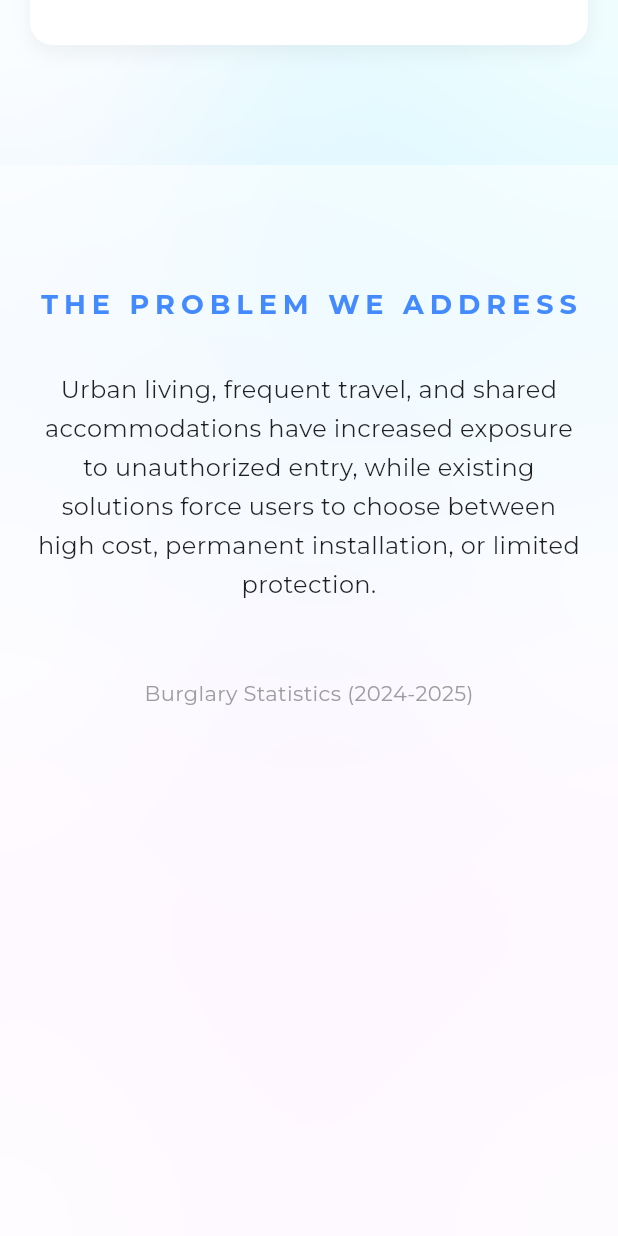
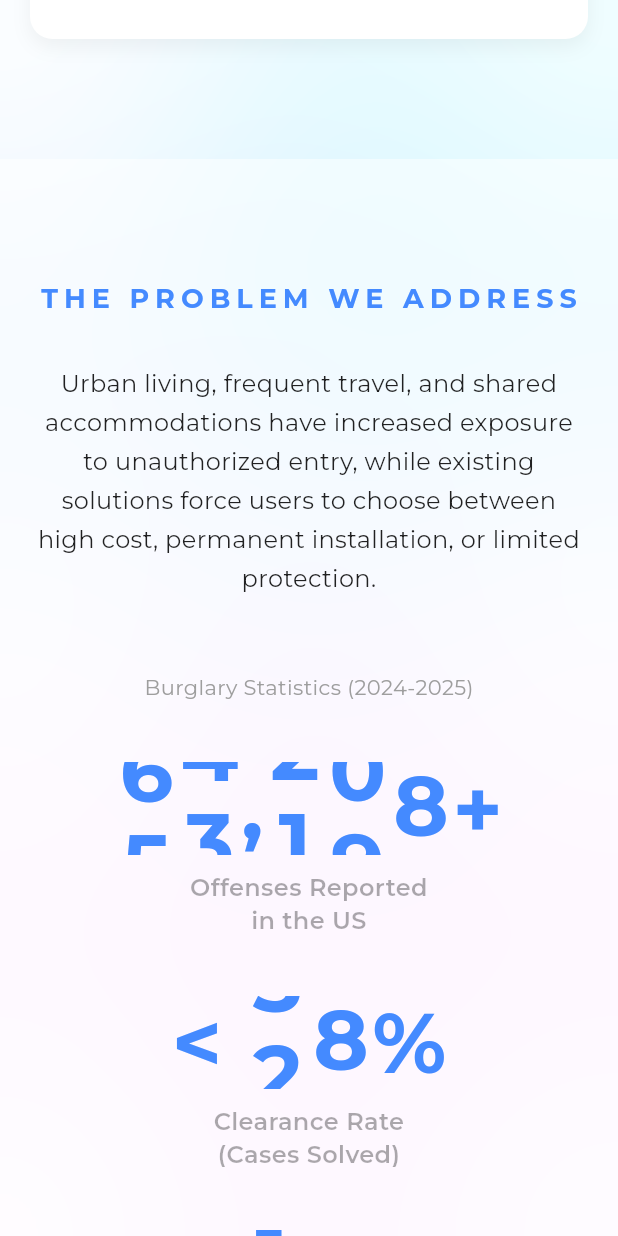
Before and after one commit to Summerflake/StrapIt, a Flutter app: the AboutUsPage screen opened directly, scrolled down 2880 dp, on a phone screen of 412 x 824 dp. Run offline on Flutter 3.47's test engine with Material 3 defaults, Android fonts, the phone set to English and light mode, and no system bars; our stand-ins replace flutter_svg, google_fonts.

Commit message:
fix bugs

```diff
--- a/lib/about_us.dart
+++ b/lib/about_us.dart
@@ -1,4 +1,5 @@
 import 'package:flutter/material.dart';
+import 'package:intl/intl.dart';
 import 'nav_bar.dart';
 import 'background.dart';
 import 'home_page.dart';
@@ -14,8 +15,7 @@ class _AboutUsPageState extends State<AboutUsPage> {
   final ScrollController _scrollController = ScrollController();
   final GlobalKey _statsKey = GlobalKey(); // Key to locate stats section
 
-  bool _animationStarted = false;
-  final List<bool> _visibleStats = [false, false, false, false];
+  bool _statsVisible = false;
 
   @override
   void initState() {
@@ -24,7 +24,7 @@ class _AboutUsPageState extends State<AboutUsPage> {
   }
 
   void _scrollListener() {
-    if (_animationStarted) return;
+    if (_statsVisible) return;
 
     // Check if the stats section is visible on screen
     if (_statsKey.currentContext != null) {
@@ -33,23 +33,10 @@ class _AboutUsPageState extends State<AboutUsPage> {
       final double screenHeight = MediaQuery.of(context).size.height;
 
       // Trigger when the top of the stats section enters the bottom 25% of the viewport
-      if (position.dy < screenHeight * 0.85) {
-        _startStaggeredAnimation();
+      if (position.dy < screenHeight * 0.90) {
+        if (mounted) {
+          setState(() => _statsVisible = true);
         }
-    }
-  }
-
-  Future<void> _startStaggeredAnimation() async {
-    if (!mounted) return;
-    setState(() => _animationStarted = true);
-
-    // Reveal items one by one
-    for (int i = 0; i < _visibleStats.length; i++) {
-      await Future.delayed(const Duration(milliseconds: 400));
-      if (mounted) {
-        setState(() {
-          _visibleStats[i] = true;
-        });
       }
     }
   }
@@ -94,33 +81,31 @@ class _AboutUsPageState extends State<AboutUsPage> {
 
                 const SizedBox(height: 60),
 
-                // 1. WHO WE ARE
+                // 1. WHO WE ARE (MERGED WITH VISION & MISSION)
                 Padding(
                   padding: EdgeInsets.symmetric(horizontal: horizontalPadding),
                   child: Column(
                     children: [
                       Text("WHO WE ARE", style: headerStyle),
-                      const SizedBox(height: 30),
+                      const SizedBox(height: 50),
                       Container(
                         constraints: const BoxConstraints(maxWidth: 900),
-                        child: RichText(
-                          textAlign: TextAlign.center,
-                          text: TextSpan(
-                            style: const TextStyle(fontSize: 22, height: 1.6, fontWeight: FontWeight.w300, color: Colors.black87, fontFamily: 'Montserrat'),
+                        child: Column(
                           children: [
-                              TextSpan(
-                                text: "Vision: ",
-                                style: TextStyle(
-                                  fontWeight: FontWeight.bold,
-                                  fontSize: 24,
-                                  foreground: Paint()..shader = const LinearGradient(
-                                    colors: <Color>[Colors.blueAccent, Colors.purpleAccent],
-                                  ).createShader(const Rect.fromLTWH(0.0, 0.0, 200.0, 70.0)),
+                            // VISION SUB-SECTION
+                            _buildInfoSection(
+                              title: "Our Vision",
+                              description: "A future where security is not fixed to buildings, but moves with people. To secure every space, everywhere. To reimagine security for a mobile world.",
                             ),
+
+                            const SizedBox(height: 60),
+
+                            // MISSION SUB-SECTION
+                            _buildInfoSection(
+                              title: "Our Mission",
+                              description: "To make personal security portable, affordable, and effortless, wherever people stay."
                             ),
-                              const TextSpan(text: "A future where security is not fixed to buildings, but moves with people. To secure every space, everywhere. To reimagine security for a mobile world."),
-                            ]
-                          ),
+                          ],
                         ),
                       ),
                     ],
@@ -129,29 +114,7 @@ class _AboutUsPageState extends State<AboutUsPage> {
 
                 const SizedBox(height: 80),
 
-                // 2. OUR MISSION
-                Padding(
-                  padding: EdgeInsets.symmetric(horizontal: horizontalPadding),
-                  child: Column(
-                    children: [
-                      Text("OUR MISSION", style: headerStyle),
-                      const SizedBox(height: 30),
-                      Container(
-                        constraints: const BoxConstraints(maxWidth: 900),
-                        child: const Text(
-                          "To make personal security portable, affordable, and effortless, wherever people stay.",
-                          textAlign: TextAlign.center,
-                          style: TextStyle(
-                              fontSize: 22, height: 1.6, fontWeight: FontWeight.w300),
-                        ),
-                      ),
-                    ],
-                  ),
-                ),
-
-                const SizedBox(height: 80),
-
-                // 3. TEAM INTRODUCTION
+                // 2. TEAM INTRODUCTION (Previously #3)
                 Padding(
                   padding: EdgeInsets.symmetric(horizontal: horizontalPadding),
                   child: Column(
@@ -177,7 +140,7 @@ class _AboutUsPageState extends State<AboutUsPage> {
 
                 const SizedBox(height: 80),
 
-                // 4. THE PROBLEM
+                // 3. THE PROBLEM (Previously #4)
                 Container(
                   width: double.infinity,
                   padding: EdgeInsets.symmetric(
@@ -202,8 +165,7 @@ class _AboutUsPageState extends State<AboutUsPage> {
                           style: TextStyle(fontSize: 14, color: Colors.grey)),
                       const SizedBox(height: 40),
 
-                      // STATS ROW WITH FADE IN
-                      // Wrapped in a Container with Key to detect visibility
+                      // STATS ROW WITH ROLLING NUMBERS
                       Container(
                         key: _statsKey,
                         child: Wrap(
@@ -211,10 +173,27 @@ class _AboutUsPageState extends State<AboutUsPage> {
                           runSpacing: 40,
                           alignment: WrapAlignment.center,
                           children: [
-                            _buildAnimatedStat(0, "60,000+", "Offenses Reported\nin the US"),
-                            _buildAnimatedStat(1, "< 20%", "Clearance Rate\n(Cases Solved)"),
-                            _buildAnimatedStat(2, "130%", "Population Coverage\nof Reports"),
-                            _buildAnimatedStat(3, "Rising", "Trend Analysis\n2024 - 2025"),
+                            RollingStatItem(
+                              isVisible: _statsVisible,
+                              targetString: "60,000+",
+                              label: "Offenses Reported\nin the US"
+                            ),
+                            RollingStatItem(
+                              isVisible: _statsVisible,
+                              targetString: "< 20%",
+                              label: "Clearance Rate\n(Cases Solved)"
+                            ),
+                            RollingStatItem(
+                              isVisible: _statsVisible,
+                              targetString: "130%",
+                              label: "Population Coverage\nof Reports"
+                            ),
+                            // 'Rising' doesn't have a number, so we handle it as simple text
+                            RollingStatItem(
+                              isVisible: _statsVisible,
+                              targetString: "Rising",
+                              label: "Trend Analysis\n2024 - 2025"
+                            ),
                           ],
                         ),
                       ),
@@ -224,7 +203,7 @@ class _AboutUsPageState extends State<AboutUsPage> {
 
                 const SizedBox(height: 80),
 
-                // 5. TARGET AUDIENCE
+                // 4. TARGET AUDIENCE (Previously #5)
                 Stack(
                   children: [
                     Container(
@@ -305,42 +284,136 @@ class _AboutUsPageState extends State<AboutUsPage> {
     );
   }
 
-  Widget _buildAnimatedStat(int index, String number, String label) {
-    bool isVisible = _visibleStats[index];
-    return AnimatedOpacity(
-      duration: const Duration(milliseconds: 600),
-      curve: Curves.easeOut,
-      opacity: isVisible ? 1.0 : 0.0,
-      child: AnimatedSlide(
-        duration: const Duration(milliseconds: 600),
-        offset: isVisible ? Offset.zero : const Offset(0, 0.5),
-        curve: Curves.easeOut,
-        child: StatItem(number: number, label: label),
+  // HELPER FOR CONSISTENT INFO SECTIONS
+  Widget _buildInfoSection({required String title, required String description}) {
+    return Column(
+      children: [
+        // Title matched to headers (No gradient, Blue Accent, Spaced)
+        Text(
+          title,
+          style: const TextStyle(
+            color: Colors.blueAccent,
+            fontSize: 18,
+            fontWeight: FontWeight.bold,
+            letterSpacing: 4,
           ),
+        ),
+        const SizedBox(height: 12),
+        // Decorative Gradient Underline
+        Container(
+          width: 50,
+          height: 3,
+          decoration: BoxDecoration(
+            borderRadius: BorderRadius.circular(2),
+            gradient: const LinearGradient(colors: [Colors.blueAccent, Colors.purpleAccent]),
+          ),
+        ),
+        const SizedBox(height: 25),
+        // Consistent Body Text - Grey (No ShaderMask)
+        Text(
+          description,
+          textAlign: TextAlign.center,
+          style: const TextStyle(
+            fontSize: 18,
+            height: 1.6,
+            fontWeight: FontWeight.w400,
+            color: Colors.black54, // Restored to Grey
+          ),
+        ),
+      ],
     );
   }
 }
 
-class StatItem extends StatelessWidget {
-  final String number;
+// -----------------------------------------------------------
+//  ROLLING NUMBER / SLOT MACHINE EFFECT STAT ITEM
+// -----------------------------------------------------------
+class RollingStatItem extends StatelessWidget {
+  final bool isVisible;
+  final String targetString;
   final String label;
 
-  const StatItem({super.key, required this.number, required this.label});
+  const RollingStatItem({
+    super.key,
+    required this.isVisible,
+    required this.targetString,
+    required this.label,
+  });
 
   @override
   Widget build(BuildContext context) {
-    return Column(
-      children: [
-        Text(
-          number,
-          style: const TextStyle(
+    // 1. Check if it's a numeric stat
+    final String numericOnly = targetString.replaceAll(RegExp(r'[^0-9]'), '');
+    final bool isNumeric = numericOnly.isNotEmpty;
+
+    // Common Style
+    const TextStyle statStyle = TextStyle(
       color: Colors.blueAccent,
       fontSize: 56,
       fontWeight: FontWeight.bold,
+      height: 1.1, // Fix height for alignment
+    );
+
+    Widget content;
+
+    if (!isNumeric) {
+      // Non-numeric case (e.g. "Rising")
+      content = AnimatedOpacity(
+        opacity: isVisible ? 1.0 : 0.0,
+        duration: const Duration(seconds: 1),
+        child: Text(
+          targetString,
+          style: statStyle,
         ),
+      );
+    } else {
+      // Numeric Slot Machine Case
+      // Count digits to calculate staggered duration
+      List<Widget> rowChildren = [];
+      int totalDigits = numericOnly.length;
+      int currentDigitIdx = 0;
+
+      for (int i = 0; i < targetString.length; i++) {
+        String char = targetString[i];
+        if (RegExp(r'[0-9]').hasMatch(char)) {
+          // It is a digit
+          currentDigitIdx++;
+          // Staggered Duration:
+          // Base time (500ms) + Stagger based on position
+          // Last digit finishes at ~1200ms
+          double durationMs = 500 + (700 * (currentDigitIdx / totalDigits));
+
+          rowChildren.add(_SpinningDigit(
+            targetDigit: int.parse(char),
+            duration: Duration(milliseconds: durationMs.toInt()),
+            isVisible: isVisible,
+            style: statStyle,
+          ));
+        } else {
+          // Static char (comma, +, %)
+          rowChildren.add(Text(char, style: statStyle));
+        }
+      }
+
+      content = AnimatedOpacity(
+        opacity: isVisible ? 1.0 : 0.0,
+        duration: const Duration(milliseconds: 300),
+        child: Row(
+          mainAxisSize: MainAxisSize.min,
+          crossAxisAlignment: CrossAxisAlignment.center,
+          children: rowChildren,
         ),
+      );
+    }
+
+    return Column(
+      children: [
+        content,
         const SizedBox(height: 10),
-        Text(
+        AnimatedOpacity(
+          opacity: isVisible ? 1.0 : 0.0,
+          duration: const Duration(milliseconds: 800),
+          child: Text(
             label,
             textAlign: TextAlign.center,
             style: const TextStyle(
@@ -349,7 +422,108 @@ class StatItem extends StatelessWidget {
                 fontWeight: FontWeight.w600,
                 height: 1.4),
           ),
+        ),
       ],
+    );
+  }
+}
+
+class _SpinningDigit extends StatefulWidget {
+  final int targetDigit;
+  final Duration duration;
+  final bool isVisible;
+  final TextStyle style;
+
+  const _SpinningDigit({
+    super.key,
+    required this.targetDigit,
+    required this.duration,
+    required this.isVisible,
+    required this.style,
+  });
+
+  @override
+  State<_SpinningDigit> createState() => _SpinningDigitState();
+}
+
+class _SpinningDigitState extends State<_SpinningDigit> with SingleTickerProviderStateMixin {
+  late AnimationController _controller;
+  late Animation<double> _animation;
+  final double _digitHeight = 62.0; // Matches fontSize + slight padding
+
+  @override
+  void initState() {
+    super.initState();
+    _controller = AnimationController(vsync: this, duration: widget.duration);
+    // easeOutCubic gives a nice "settle" effect
+    _animation = CurvedAnimation(parent: _controller, curve: Curves.easeOutCubic);
+
+    if (widget.isVisible) {
+      _controller.forward();
+    }
+  }
+
+  @override
+  void didUpdateWidget(_SpinningDigit oldWidget) {
+    super.didUpdateWidget(oldWidget);
+    if (widget.isVisible && !oldWidget.isVisible) {
+      _controller.forward(from: 0);
+    }
+  }
+
+  @override
+  void dispose() {
+    _controller.dispose();
+    super.dispose();
+  }
+
+  @override
+  Widget build(BuildContext context) {
+    // Generate a strip of numbers.
+    // Order: [Target, 9, 8, ... 0, 9, 8 ... ]
+    // We animate visual offset to move numbers DOWN (Up to Down).
+    // This means the strip effectively slides down.
+
+    List<int> strip = [];
+    strip.add(widget.targetDigit);
+
+    // Add 3 cycles of 9..0 to ensure enough length for high speed
+    for (int k = 0; k < 3; k++) {
+      for (int i = 9; i >= 0; i--) {
+        strip.add(i);
+      }
+    }
+
+    double totalHeight = strip.length * _digitHeight;
+
+    return SizedBox(
+      height: _digitHeight,
+      width: 42.0, // Fixed width to prevent jitter
+      child: ClipRect(
+        child: AnimatedBuilder(
+          animation: _animation,
+          builder: (context, child) {
+            // Animate from Bottom of strip (hidden randoms) to Top of strip (Target)
+            double startOffset = totalHeight - _digitHeight;
+            double currentOffset = startOffset * (1.0 - _animation.value);
+
+            return Stack(
+              children: [
+                Positioned(
+                  top: -currentOffset,
+                  left: 0, right: 0,
+                  child: Column(
+                    children: strip.map((d) => SizedBox(
+                      height: _digitHeight,
+                      child: Center(child: Text('$d', style: widget.style)),
+                    )).toList(),
+                  ),
+                ),
+              ],
+            );
+          },
+        ),
+      ),
     );
   }
 }
--- a/lib/home_page.dart
+++ b/lib/home_page.dart
@@ -539,8 +539,7 @@ class PricingSection extends StatelessWidget {
         children: [
           const Text("StrapIt", style: TextStyle(fontSize: 22, fontWeight: FontWeight.bold, color: Colors.black87)),
           const SizedBox(height: 10),
-          const Text("\$16.74", style: TextStyle(fontSize: 48, fontWeight: FontWeight.bold, color: Colors.blueAccent)),
-          const Text("estimated hardware cost", style: TextStyle(fontSize: 12, color: Colors.grey)),
+          const Text("\$24.90", style: TextStyle(fontSize: 48, fontWeight: FontWeight.bold, color: Colors.blueAccent)),
           const SizedBox(height: 20),
           _checkItem("One-time purchase"),
           _checkItem("No installation cost"),
@@ -647,7 +646,7 @@ class _PriceCorridorState extends State<PriceCorridor> with SingleTickerProvider
   @override
   Widget build(BuildContext context) {
     return Container(
-      constraints: const BoxConstraints(maxWidth: 600),
+      constraints: const BoxConstraints(maxWidth: 800), // Increased width for 4 items
       padding: const EdgeInsets.symmetric(horizontal: 20),
       child: Column(
         children: [
@@ -690,9 +689,11 @@ class _PriceCorridorState extends State<PriceCorridor> with SingleTickerProvider
                     ),
 
                     // Points and Labels
-                    if (_widthAnimation.value > 0.1) ..._buildPoint(0.1, "StrapIt\n\$16.74", true),
-                    if (_widthAnimation.value > 0.5) ..._buildPoint(0.5, "Mechanical\nLock\n\$40+", false),
-                    if (_widthAnimation.value > 0.9) ..._buildPoint(0.9, "Electronic\nLock\n\$200+", false),
+                    // Distributed approximate positions: 0.1, 0.35, 0.6, 0.85
+                    if (_widthAnimation.value > 0.1) ..._buildPoint(0.1, "Supplementary\nLock\n\$10-30", false),
+                    if (_widthAnimation.value > 0.35) ..._buildPoint(0.35, "StrapIt\n\$24.90", true),
+                    if (_widthAnimation.value > 0.6) ..._buildPoint(0.6, "Smart Door\nAlarm\n\$30-150", false),
+                    if (_widthAnimation.value > 0.85) ..._buildPoint(0.85, "Digital Smart\nLock\n\$150-500", false),
                   ],
                 ),
               );
--- a/lib/main.dart
+++ b/lib/main.dart
@@ -35,17 +35,35 @@ class _SplashScreenState extends State<SplashScreen> {
   @override
   void initState() {
     super.initState();
-    // FIX: Wait for the first frame to be rendered before starting async work.
-    // This prevents "Navigator locked" and "setState during build" errors.
     WidgetsBinding.instance.addPostFrameCallback((_) {
       _loadAssets();
     });
   }
 
   Future<void> _loadAssets() async {
-    // List of all critical images to preload
+    // 1. CRITICAL: Only wait for the first Hero image (hotel.jpg)
+    try {
+      await precacheImage(const AssetImage('assets/image/hotel.jpg'), context);
+    } catch (e) {
+      debugPrint("Warning: Failed to load hero image.");
+    }
+
+    // 2. BACKGROUND: Trigger loading for others, but DO NOT await them.
+    // This allows the app to open immediately while these load in the back.
+    _preloadBackgroundImages();
+
+    // 3. Navigate immediately
+    if (mounted) {
+      // Small delay to prevent flicker if image loads instantly
+      await Future.delayed(const Duration(milliseconds: 100));
+      Navigator.of(context).pushReplacement(
+        MaterialPageRoute(builder: (_) => const HomePage()),
+      );
+    }
+  }
+
+  void _preloadBackgroundImages() {
     final images = [
-      'assets/image/hotel.jpg',
       'assets/image/rental.jpg',
       'assets/image/dorm.jpg',
       'assets/image/home.jpg',
@@ -58,23 +76,12 @@ class _SplashScreenState extends State<SplashScreen> {
       'assets/image/clamp.jpg',
     ];
 
-    // Attempt to preload images
     for (String path in images) {
       try {
-        await precacheImage(AssetImage(path), context);
+        precacheImage(AssetImage(path), context);
       } catch (e) {
-        // Log error but continue so the app doesn't freeze
-        debugPrint("Warning: Failed to load image $path. Check pubspec.yaml.");
+        debugPrint("Background load failed for $path");
       }
-    }
-
-    // FIX: Ensure a minimal delay so the Splash Screen is actually seen
-    // and to ensure the Navigator is ready to accept new routes.
-    if (mounted) {
-      await Future.delayed(const Duration(milliseconds: 500));
-      Navigator.of(context).pushReplacement(
-        MaterialPageRoute(builder: (_) => const HomePage()),
-      );
     }
   }
 
--- a/pubspec.yaml
+++ b/pubspec.yaml
@@ -36,6 +36,7 @@ dependencies:
   cupertino_icons: ^1.0.8
   google_fonts: ^6.1.0
   flutter_svg: ^2.2.3
+  intl: ^0.20.2
 
 dev_dependencies:
   flutter_test:
```
Also changed, not shown: assets/image/fiberstrap.jpg, pubspec.lock. Lines whose indentation alone changed are shown as unchanged.
